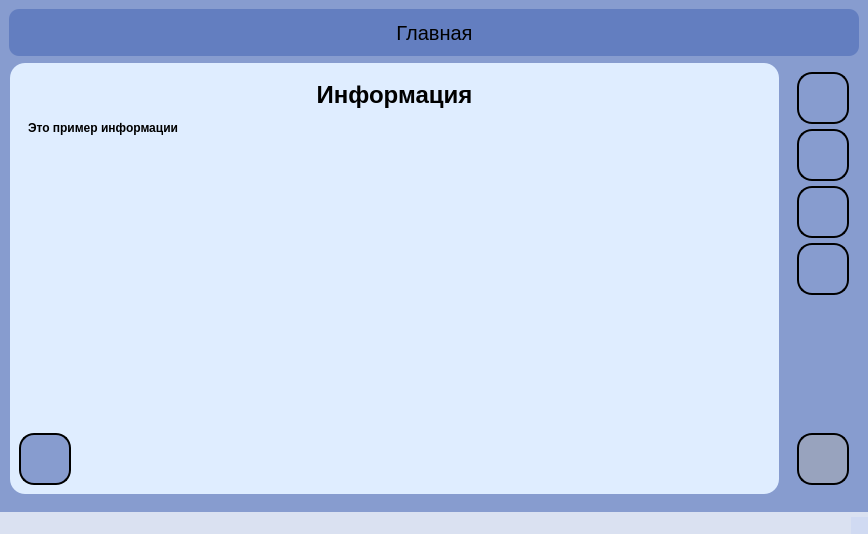
Before: the Qt Designer form mainwindow.ui in Shersula/LibrarySystem, drawn with Qt 5.
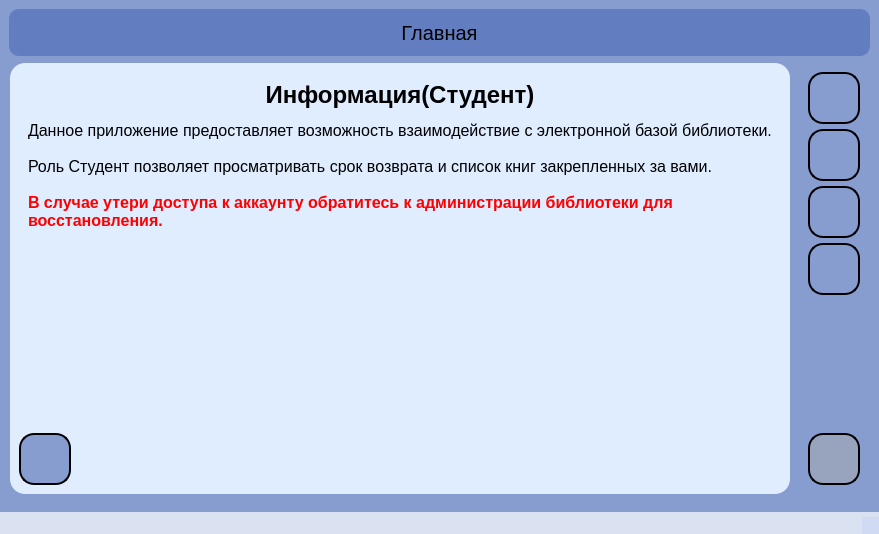
After: the same form once the commit is applied. The open tabs and pages were chosen to show the change. Icons and pictures are not drawn.

The edit to the form file:
```diff
--- a/mainwindow.ui
+++ b/mainwindow.ui
@@ -2012,7 +2012,7 @@
 color: #000000;</string>
                    </property>
                    <property name="text">
-                    <string>&lt;html&gt;&lt;head/&gt;&lt;body&gt;&lt;p align=&quot;center&quot;&gt;&lt;span style=&quot; font-size:18pt; font-weight:700;&quot;&gt;Информация&lt;/span&gt;&lt;/p&gt;&lt;p&gt;&lt;span style=&quot; font-weight:700;&quot;&gt;Это пример информации&lt;/span&gt;&lt;/p&gt;&lt;/body&gt;&lt;/html&gt;</string>
+                    <string>&lt;html&gt;&lt;head/&gt;&lt;body&gt;&lt;p align=&quot;center&quot;&gt;&lt;span style=&quot; font-size:18pt; font-weight:700;&quot;&gt;Информация(Студент)&lt;/span&gt;&lt;/p&gt;&lt;p&gt;&lt;span style=&quot; font-size:12pt;&quot;&gt;Данное приложение предоставляет возможность взаимодействие с электронной базой библиотеки.&lt;br/&gt;&lt;br/&gt;Роль Студент позволяет просматривать срок возврата и список книг закрепленных за вами.&lt;br/&gt;&lt;br/&gt;&lt;/span&gt;&lt;span style=&quot; font-size:12pt; font-weight:700; color:#ff0000;&quot;&gt;В случае утери доступа к аккаунту обратитесь к администрации библиотеки для&lt;br/&gt;восстановления.&lt;/span&gt;&lt;/p&gt;&lt;/body&gt;&lt;/html&gt; </string>
                    </property>
                    <property name="alignment">
                     <set>Qt::AlignLeading|Qt::AlignLeft|Qt::AlignVCenter</set>
```
Left out of the diff: 38 changed lines with no effect on the pictures.
